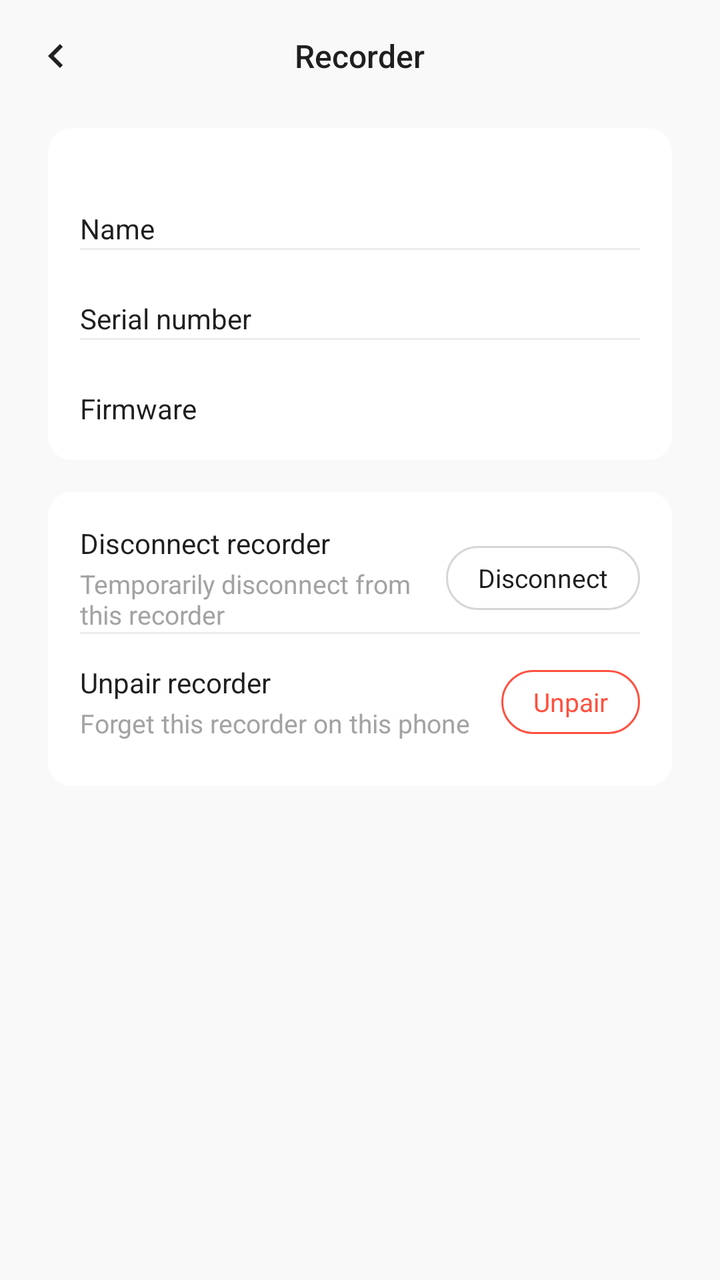
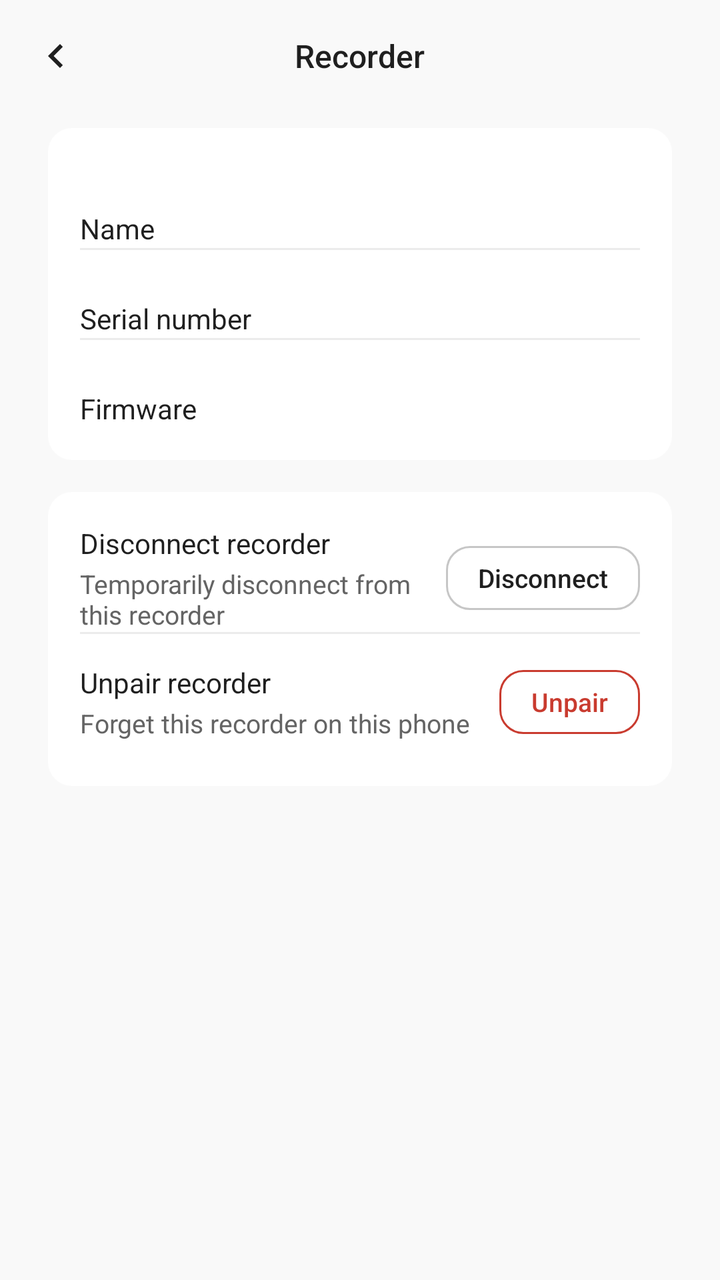

An Android layout rendered at two revisions. The XML below is the earlier revision; the diff shows what the commit changed to produce the second picture.
<!-- AndroidManifest.xml: application theme Theme.PlaudBridge -->
<!-- res/layout/activity_device_panel.xml -->
<?xml version="1.0" encoding="utf-8"?>
<LinearLayout xmlns:android="http://schemas.android.com/apk/res/android"
    xmlns:app="http://schemas.android.com/apk/res-auto"
    android:layout_width="match_parent"
    android:layout_height="match_parent"
    android:background="@color/bg_primary"
    android:orientation="vertical">

    
    <FrameLayout
        android:layout_width="match_parent"
        android:layout_height="56dp">

        <ImageButton
            android:id="@+id/backButton"
            android:layout_width="48dp"
            android:layout_height="48dp"
            android:layout_gravity="start|center_vertical"
            android:layout_marginStart="4dp"
            android:background="?attr/selectableItemBackgroundBorderless"
            android:contentDescription="@string/cd_back"
            android:src="@drawable/ic_chevron_left"
            android:tint="@color/text_primary" />

        <TextView
            android:layout_width="wrap_content"
            android:layout_height="wrap_content"
            android:layout_gravity="center"
            android:fontFamily="sans-serif-medium"
            android:id="@+id/panelTitle"
            android:text="@string/device"
            android:textColor="@color/text_primary"
            android:textSize="16sp" />
    </FrameLayout>

    <ScrollView
        android:layout_width="match_parent"
        android:layout_height="match_parent"
        android:scrollbars="none">

        <LinearLayout
            android:layout_width="match_parent"
            android:layout_height="wrap_content"
            android:orientation="vertical"
            android:paddingStart="24dp"
            android:paddingEnd="24dp"
            android:paddingTop="8dp">

            
            <LinearLayout
                android:layout_width="match_parent"
                android:layout_height="wrap_content"
                android:background="@drawable/bg_card"
                android:orientation="vertical"
                android:padding="16dp">

                
                <RelativeLayout
                    android:layout_width="match_parent"
                    android:layout_height="wrap_content"
                    android:minHeight="44dp"
                    android:gravity="center_vertical">

                    <TextView
                        android:layout_width="wrap_content"
                        android:layout_height="wrap_content"
                        android:layout_alignParentStart="true"
                        android:layout_centerVertical="true"
                        android:fontFamily="sans-serif"
                        android:text="@string/device_name"
                        android:textColor="@color/text_primary"
                        android:textSize="14sp" />

                    <TextView
                        android:id="@+id/deviceNameValue"
                        android:layout_width="wrap_content"
                        android:layout_height="wrap_content"
                        android:layout_alignParentEnd="true"
                        android:layout_centerVertical="true"
                        android:fontFamily="sans-serif"
                        android:textColor="@color/gray_medium"
                        android:textSize="14sp" />
                </RelativeLayout>

                <View
                    android:layout_width="match_parent"
                    android:layout_height="1dp"
                    android:background="@color/separator" />

                
                <RelativeLayout
                    android:layout_width="match_parent"
                    android:layout_height="wrap_content"
                    android:minHeight="44dp"
                    android:gravity="center_vertical">

                    <TextView
                        android:layout_width="wrap_content"
                        android:layout_height="wrap_content"
                        android:layout_alignParentStart="true"
                        android:layout_centerVertical="true"
                        android:fontFamily="sans-serif"
                        android:text="@string/serial_number"
                        android:textColor="@color/text_primary"
                        android:textSize="14sp" />

                    <TextView
                        android:id="@+id/deviceSnValue"
                        android:layout_width="wrap_content"
                        android:layout_height="wrap_content"
                        android:layout_alignParentEnd="true"
                        android:layout_centerVertical="true"
                        android:fontFamily="sans-serif"
                        android:textColor="@color/gray_medium"
                        android:textSize="14sp" />
                </RelativeLayout>

                <View
                    android:layout_width="match_parent"
                    android:layout_height="1dp"
                    android:background="@color/separator" />

                
                <RelativeLayout
                    android:layout_width="match_parent"
                    android:layout_height="wrap_content"
                    android:minHeight="44dp"
                    android:gravity="center_vertical">

                    <TextView
                        android:layout_width="wrap_content"
                        android:layout_height="wrap_content"
                        android:layout_alignParentStart="true"
                        android:layout_centerVertical="true"
                        android:fontFamily="sans-serif"
                        android:text="@string/firmware"
                        android:textColor="@color/text_primary"
                        android:textSize="14sp" />

                    <LinearLayout
                        android:layout_width="wrap_content"
                        android:layout_height="wrap_content"
                        android:layout_alignParentEnd="true"
                        android:layout_centerVertical="true"
                        android:gravity="center_vertical"
                        android:orientation="horizontal">

                        <TextView
                            android:id="@+id/firmwareValue"
                            android:layout_width="wrap_content"
                            android:layout_height="wrap_content"
                            android:fontFamily="sans-serif"
                            android:textColor="@color/gray_medium"
                            android:textSize="14sp" />

                        <Button
                            android:id="@+id/firmwareUpdateButton"
                            android:layout_width="wrap_content"
                            android:layout_height="28dp"
                            android:layout_marginStart="8dp"
                            android:background="@drawable/bg_primary_button"
                            android:insetTop="0dp"
                            android:insetBottom="0dp"
                            app:backgroundTint="@null"
                            android:fontFamily="sans-serif"
                            android:minWidth="0dp"
                            android:paddingStart="12dp"
                            android:paddingEnd="12dp"
                            android:text="@string/update"
                            android:textAllCaps="false"
                            android:textColor="@color/white"
                            android:textSize="12sp"
                            android:visibility="gone" />
                    </LinearLayout>
                </RelativeLayout>
            </LinearLayout>

            
            <LinearLayout
                android:layout_width="match_parent"
                android:layout_height="wrap_content"
                android:layout_marginTop="16dp"
                android:background="@drawable/bg_card"
                android:orientation="vertical"
                android:padding="16dp">

                
                <LinearLayout
                    android:id="@+id/disconnectRow"
                    android:layout_width="match_parent"
                    android:layout_height="wrap_content"
                    android:minHeight="52dp"
                    android:gravity="center_vertical"
                    android:orientation="horizontal">

                    <LinearLayout
                        android:layout_width="0dp"
                        android:layout_height="wrap_content"
                        android:layout_weight="1"
                        android:orientation="vertical">

                        <TextView
                            android:layout_width="wrap_content"
                            android:layout_height="wrap_content"
                            android:fontFamily="sans-serif"
                            android:text="@string/disconnect_device"
                            android:textColor="@color/text_primary"
                            android:textSize="14sp" />

                        <TextView
                            android:layout_width="wrap_content"
                            android:layout_height="wrap_content"
                            android:layout_marginTop="2dp"
                            android:fontFamily="sans-serif"
                            android:text="@string/disconnect_subtitle"
                            android:textColor="@color/text_secondary"
                            android:textSize="13sp" />
                    </LinearLayout>

                    <TextView
                        android:id="@+id/disconnectButton"
                        android:layout_width="wrap_content"
                        android:layout_height="32dp"
                        android:layout_marginStart="8dp"
                        android:background="@drawable/bg_pill_outline_gray"
                        android:fontFamily="sans-serif"
                        android:gravity="center"
                        android:paddingStart="16dp"
                        android:paddingEnd="16dp"
                        android:text="@string/disconnect"
                        android:textColor="@color/text_primary"
                        android:textSize="13sp" />
                </LinearLayout>

                <View
                    android:layout_width="match_parent"
                    android:layout_height="1dp"
                    android:background="@color/separator" />

                
                <LinearLayout
                    android:id="@+id/unpairRow"
                    android:layout_width="match_parent"
                    android:layout_height="wrap_content"
                    android:layout_marginTop="8dp"
                    android:minHeight="52dp"
                    android:gravity="center_vertical"
                    android:orientation="horizontal">

                    <LinearLayout
                        android:layout_width="0dp"
                        android:layout_height="wrap_content"
                        android:layout_weight="1"
                        android:orientation="vertical">

                        <TextView
                            android:layout_width="wrap_content"
                            android:layout_height="wrap_content"
                            android:fontFamily="sans-serif"
                            android:text="@string/unpair_device"
                            android:textColor="@color/text_primary"
                            android:textSize="14sp" />

                        <TextView
                            android:layout_width="wrap_content"
                            android:layout_height="wrap_content"
                            android:layout_marginTop="2dp"
                            android:fontFamily="sans-serif"
                            android:text="@string/unpair_subtitle"
                            android:textColor="@color/text_secondary"
                            android:textSize="13sp" />
                    </LinearLayout>

                    <TextView
                        android:id="@+id/unpairButton"
                        android:layout_width="wrap_content"
                        android:layout_height="32dp"
                        android:layout_marginStart="8dp"
                        android:background="@drawable/bg_pill_outline_red"
                        android:fontFamily="sans-serif"
                        android:gravity="center"
                        android:paddingStart="16dp"
                        android:paddingEnd="16dp"
                        android:text="@string/unpair"
                        android:textColor="@color/red"
                        android:textSize="13sp" />
                </LinearLayout>
            </LinearLayout>

        </LinearLayout>
    </ScrollView>
</LinearLayout>
<!-- resources referenced by this layout -->
<resources>
  <color name="bg_primary">#F9F9F9</color>
  <color name="gray_medium">#7A7A7A</color>
  <color name="red">#FF503F</color>
  <color name="separator">#EBEBEB</color>
  <color name="text_primary">#1F1F1F</color>
  <color name="text_secondary">#A3A3A3</color>
  <color name="white">#FFFFFF</color>
  <!-- drawable bg_card (drawable) -->
  <?xml version="1.0" encoding="utf-8"?>
  <shape xmlns:android="http://schemas.android.com/apk/res/android"
      android:shape="rectangle">
      <solid android:color="@color/white" />
      <corners android:radius="12dp" />
  </shape>
  <!-- drawable bg_pill_outline_gray (drawable) -->
  <?xml version="1.0" encoding="utf-8"?>
  <shape xmlns:android="http://schemas.android.com/apk/res/android" android:shape="rectangle">
      <solid android:color="@android:color/transparent" />
      <stroke android:width="1dp" android:color="#D6D6D6" />
      <corners android:radius="16dp" />
  </shape>
  <!-- drawable bg_pill_outline_red (drawable) -->
  <?xml version="1.0" encoding="utf-8"?>
  <shape xmlns:android="http://schemas.android.com/apk/res/android" android:shape="rectangle">
      <solid android:color="@android:color/transparent" />
      <stroke android:width="1dp" android:color="@color/red" />
      <corners android:radius="16dp" />
  </shape>
  <!-- drawable bg_primary_button (drawable) -->
  <?xml version="1.0" encoding="utf-8"?>
  <shape xmlns:android="http://schemas.android.com/apk/res/android"
      android:shape="rectangle">
      <solid android:color="@color/black" />
      <corners android:radius="12dp" />
  </shape>
  <style name="Theme.PlaudBridge" parent="Theme.MaterialComponents.Light.NoActionBar">
          <item name="colorPrimary">#1F1F1F</item>
          <item name="colorPrimaryVariant">#1F1F1F</item>
          <item name="colorOnPrimary">#FFFFFF</item>
          <item name="colorSecondary">#6CAE85</item>
          <item name="colorOnSecondary">#FFFFFF</item>
          <item name="android:windowBackground">@color/bg_primary</item>
          <item name="android:statusBarColor">@color/bg_primary</item>
          <item name="android:windowLightStatusBar">true</item>
          <item name="windowActionBar">false</item>
          <item name="windowNoTitle">true</item>
      </style>
  <color name="black">#000000</color>
  <!-- unchanged entries left out for length: 13 -->
</resources>

<!-- the commit's change to res/layout/activity_device_panel.xml (unified diff, before → after) -->
@@ -3,7 +3,7 @@
     xmlns:app="http://schemas.android.com/apk/res-auto"
     android:layout_width="match_parent"
     android:layout_height="match_parent"
-    android:background="@color/bg_primary"
+    android:background="?android:attr/colorBackground"
     android:orientation="vertical">
 
     
@@ -13,14 +13,11 @@
 
         <ImageButton
             android:id="@+id/backButton"
-            android:layout_width="48dp"
-            android:layout_height="48dp"
+            style="@style/Widget.PlaudBridge.IconButton"
             android:layout_gravity="start|center_vertical"
             android:layout_marginStart="4dp"
-            android:background="?attr/selectableItemBackgroundBorderless"
             android:contentDescription="@string/cd_back"
-            android:src="@drawable/ic_chevron_left"
-            android:tint="@color/text_primary" />
+            android:src="@drawable/ic_chevron_left" />
 
         <TextView
             android:layout_width="wrap_content"
@@ -29,7 +26,7 @@
             android:fontFamily="sans-serif-medium"
             android:id="@+id/panelTitle"
             android:text="@string/device"
-            android:textColor="@color/text_primary"
+            android:textColor="?attr/colorOnSurface"
             android:textSize="16sp" />
     </FrameLayout>
 
@@ -68,7 +65,7 @@
                         android:layout_centerVertical="true"
                         android:fontFamily="sans-serif"
                         android:text="@string/device_name"
-                        android:textColor="@color/text_primary"
+                        android:textColor="?attr/colorOnSurface"
                         android:textSize="14sp" />
 
                     <TextView
@@ -78,14 +75,14 @@
                         android:layout_alignParentEnd="true"
                         android:layout_centerVertical="true"
                         android:fontFamily="sans-serif"
-                        android:textColor="@color/gray_medium"
+                        android:textColor="?attr/colorOnSurfaceVariant"
                         android:textSize="14sp" />
                 </RelativeLayout>
 
                 <View
                     android:layout_width="match_parent"
                     android:layout_height="1dp"
-                    android:background="@color/separator" />
+                    android:background="?attr/pbColorDivider" />
 
                 
                 <RelativeLayout
@@ -101,7 +98,7 @@
                         android:layout_centerVertical="true"
                         android:fontFamily="sans-serif"
                         android:text="@string/serial_number"
-                        android:textColor="@color/text_primary"
+                        android:textColor="?attr/colorOnSurface"
                         android:textSize="14sp" />
 
                     <TextView
@@ -111,14 +108,14 @@
                         android:layout_alignParentEnd="true"
                         android:layout_centerVertical="true"
                         android:fontFamily="sans-serif"
-                        android:textColor="@color/gray_medium"
+                        android:textColor="?attr/colorOnSurfaceVariant"
                         android:textSize="14sp" />
                 </RelativeLayout>
 
                 <View
                     android:layout_width="match_parent"
                     android:layout_height="1dp"
-                    android:background="@color/separator" />
+                    android:background="?attr/pbColorDivider" />
 
                 
                 <RelativeLayout
@@ -134,7 +131,7 @@
                         android:layout_centerVertical="true"
                         android:fontFamily="sans-serif"
                         android:text="@string/firmware"
-                        android:textColor="@color/text_primary"
+                        android:textColor="?attr/colorOnSurface"
                         android:textSize="14sp" />
 
                     <LinearLayout
@@ -150,25 +147,19 @@
                             android:layout_width="wrap_content"
                             android:layout_height="wrap_content"
                             android:fontFamily="sans-serif"
-                            android:textColor="@color/gray_medium"
+                            android:textColor="?attr/colorOnSurfaceVariant"
                             android:textSize="14sp" />
 
-                        <Button
+                        <com.google.android.material.button.MaterialButton
                             android:id="@+id/firmwareUpdateButton"
+                            style="@style/Widget.PlaudBridge.Button.Small"
                             android:layout_width="wrap_content"
                             android:layout_height="28dp"
                             android:layout_marginStart="8dp"
-                            android:background="@drawable/bg_primary_button"
-                            android:insetTop="0dp"
-                            android:insetBottom="0dp"
-                            app:backgroundTint="@null"
-                            android:fontFamily="sans-serif"
-                            android:minWidth="0dp"
+                            android:minHeight="28dp"
                             android:paddingStart="12dp"
                             android:paddingEnd="12dp"
                             android:text="@string/update"
-                            android:textAllCaps="false"
-                            android:textColor="@color/white"
                             android:textSize="12sp"
                             android:visibility="gone" />
                     </LinearLayout>
@@ -204,7 +195,7 @@
                             android:layout_height="wrap_content"
                             android:fontFamily="sans-serif"
                             android:text="@string/disconnect_device"
-                            android:textColor="@color/text_primary"
+                            android:textColor="?attr/colorOnSurface"
                             android:textSize="14sp" />
 
                         <TextView
@@ -213,29 +204,23 @@
                             android:layout_marginTop="2dp"
                             android:fontFamily="sans-serif"
                             android:text="@string/disconnect_subtitle"
-                            android:textColor="@color/text_secondary"
+                            android:textColor="?attr/colorOnSurfaceVariant"
                             android:textSize="13sp" />
                     </LinearLayout>
 
-                    <TextView
+                    <com.google.android.material.button.MaterialButton
                         android:id="@+id/disconnectButton"
+                        style="@style/Widget.PlaudBridge.Button.Outlined.Small"
                         android:layout_width="wrap_content"
                         android:layout_height="32dp"
                         android:layout_marginStart="8dp"
-                        android:background="@drawable/bg_pill_outline_gray"
-                        android:fontFamily="sans-serif"
-                        android:gravity="center"
-                        android:paddingStart="16dp"
-                        android:paddingEnd="16dp"
-                        android:text="@string/disconnect"
-                        android:textColor="@color/text_primary"
-                        android:textSize="13sp" />
+                        android:text="@string/disconnect" />
                 </LinearLayout>
 
                 <View
                     android:layout_width="match_parent"
                     android:layout_height="1dp"
-                    android:background="@color/separator" />
+                    android:background="?attr/pbColorDivider" />
 
                 
                 <LinearLayout
@@ -258,7 +243,7 @@
                             android:layout_height="wrap_content"
                             android:fontFamily="sans-serif"
                             android:text="@string/unpair_device"
-                            android:textColor="@color/text_primary"
+                            android:textColor="?attr/colorOnSurface"
                             android:textSize="14sp" />
 
                         <TextView
@@ -267,22 +252,18 @@
                             android:layout_marginTop="2dp"
                             android:fontFamily="sans-serif"
                             android:text="@string/unpair_subtitle"
-                            android:textColor="@color/text_secondary"
+                            android:textColor="?attr/colorOnSurfaceVariant"
                             android:textSize="13sp" />
                     </LinearLayout>
 
-                    <TextView
+                    <com.google.android.material.button.MaterialButton
                         android:id="@+id/unpairButton"
+                        style="@style/Widget.PlaudBridge.Button.Outlined.Destructive"
                         android:layout_width="wrap_content"
                         android:layout_height="32dp"
                         android:layout_marginStart="8dp"
-                        android:background="@drawable/bg_pill_outline_red"
-                        android:fontFamily="sans-serif"
-                        android:gravity="center"
-                        android:paddingStart="16dp"
-                        android:paddingEnd="16dp"
+                        android:minHeight="32dp"
                         android:text="@string/unpair"
-                        android:textColor="@color/red"
                         android:textSize="13sp" />
                 </LinearLayout>
             </LinearLayout>
<!-- resource entries referenced after the edit -->
@@ -1,53 +1,147 @@
 <!-- resources referenced by this layout -->
 <resources>
-  <color name="bg_primary">#F9F9F9</color>
-  <color name="gray_medium">#7A7A7A</color>
-  <color name="red">#FF503F</color>
-  <color name="separator">#EBEBEB</color>
-  <color name="text_primary">#1F1F1F</color>
-  <color name="text_secondary">#A3A3A3</color>
-  <color name="white">#FFFFFF</color>
   <!-- drawable bg_card (drawable) -->
   <?xml version="1.0" encoding="utf-8"?>
   <shape xmlns:android="http://schemas.android.com/apk/res/android"
       android:shape="rectangle">
-      <solid android:color="@color/white" />
+      <solid android:color="?attr/colorSurface" />
       <corners android:radius="12dp" />
   </shape>
-  <!-- drawable bg_pill_outline_gray (drawable) -->
-  <?xml version="1.0" encoding="utf-8"?>
-  <shape xmlns:android="http://schemas.android.com/apk/res/android" android:shape="rectangle">
-      <solid android:color="@android:color/transparent" />
-      <stroke android:width="1dp" android:color="#D6D6D6" />
-      <corners android:radius="16dp" />
-  </shape>
-  <!-- drawable bg_pill_outline_red (drawable) -->
-  <?xml version="1.0" encoding="utf-8"?>
-  <shape xmlns:android="http://schemas.android.com/apk/res/android" android:shape="rectangle">
-      <solid android:color="@android:color/transparent" />
-      <stroke android:width="1dp" android:color="@color/red" />
-      <corners android:radius="16dp" />
-  </shape>
-  <!-- drawable bg_primary_button (drawable) -->
-  <?xml version="1.0" encoding="utf-8"?>
-  <shape xmlns:android="http://schemas.android.com/apk/res/android"
-      android:shape="rectangle">
-      <solid android:color="@color/black" />
-      <corners android:radius="12dp" />
-  </shape>
-  <style name="Theme.PlaudBridge" parent="Theme.MaterialComponents.Light.NoActionBar">
-          <item name="colorPrimary">#1F1F1F</item>
-          <item name="colorPrimaryVariant">#1F1F1F</item>
-          <item name="colorOnPrimary">#FFFFFF</item>
-          <item name="colorSecondary">#6CAE85</item>
-          <item name="colorOnSecondary">#FFFFFF</item>
-          <item name="android:windowBackground">@color/bg_primary</item>
-          <item name="android:statusBarColor">@color/bg_primary</item>
-          <item name="android:windowLightStatusBar">true</item>
+  <style name="Widget.PlaudBridge.Button.Outlined.Destructive">
+          <item name="android:textColor">?attr/colorError</item>
+          <item name="strokeColor">?attr/colorError</item>
+          <item name="iconTint">?attr/colorError</item>
+      </style>
+  <style name="Widget.PlaudBridge.Button.Outlined.Small">
+          <item name="android:minHeight">32dp</item>
+          <item name="android:textSize">13sp</item>
+      </style>
+  <style name="Widget.PlaudBridge.Button.Small">
+          <item name="android:minHeight">32dp</item>
+          <item name="android:textSize">13sp</item>
+      </style>
+  <style name="Widget.PlaudBridge.IconButton" parent="">
+          <item name="android:layout_width">48dp</item>
+          <item name="android:layout_height">48dp</item>
+          <item name="android:background">?attr/selectableItemBackgroundBorderless</item>
+          <item name="android:scaleType">center</item>
+          <item name="tint">?attr/colorOnSurface</item>
+      </style>
+  <style name="Theme.PlaudBridge" parent="Base.Theme.PlaudBridge" />
+  <style name="Base.Theme.PlaudBridge" parent="Theme.MaterialComponents.DayNight.NoActionBar">
+          <item name="colorPrimary">@color/pb_primary</item>
+          <item name="colorPrimaryVariant">@color/pb_primary</item>
+          <item name="colorOnPrimary">@color/pb_on_primary</item>
+          
+          <item name="colorSecondary">@color/pb_primary</item>
+          <item name="colorSecondaryVariant">@color/pb_primary</item>
+          <item name="colorOnSecondary">@color/pb_on_primary</item>
+          <item name="colorSurface">@color/pb_surface</item>
+          <item name="colorOnSurface">@color/pb_on_surface</item>
+          <item name="colorSurfaceVariant">@color/pb_surface_variant</item>
+          <item name="colorOnSurfaceVariant">@color/pb_on_surface_variant</item>
+          <item name="colorOutline">@color/pb_outline</item>
+          <item name="colorError">@color/pb_error</item>
+          <item name="colorOnError">@color/pb_on_primary</item>
+          <item name="android:colorBackground">@color/pb_background</item>
+          <item name="colorOnBackground">@color/pb_on_surface</item>
+          <item name="colorControlNormal">@color/pb_on_surface_variant</item>
+          <item name="android:textColorPrimary">@color/pb_on_surface</item>
+          <item name="android:textColorSecondary">@color/pb_on_surface_variant</item>
+          <item name="android:textColorHint">@color/pb_on_surface_variant</item>
+          <item name="android:textColorLink">@color/pb_on_surface</item>
+  
+          <item name="pbColorTextBody">@color/pb_text_body</item>
+          <item name="pbColorDivider">@color/pb_divider</item>
+          <item name="pbColorSuccess">@color/pb_success</item>
+          <item name="pbColorWarning">@color/pb_warning</item>
+          <item name="pbColorHighlightAccent">@color/pb_warning</item>
+          <item name="pbColorHighlightFlash">@color/pb_highlight_flash</item>
+          <item name="pbColorSelectionTint">@color/pb_selection_tint</item>
+  
+          <item name="android:windowBackground">@color/pb_background</item>
+          <item name="android:statusBarColor">@color/pb_background</item>
+          <item name="android:windowLightStatusBar">@bool/pb_light_system_bars</item>
           <item name="windowActionBar">false</item>
           <item name="windowNoTitle">true</item>
+  
+          <item name="materialButtonStyle">@style/Widget.PlaudBridge.Button</item>
+          <item name="materialButtonOutlinedStyle">@style/Widget.PlaudBridge.Button.Outlined</item>
+          <item name="materialAlertDialogTheme">@style/ThemeOverlay.PlaudBridge.Dialog</item>
+          <item name="alertDialogTheme">@style/ThemeOverlay.PlaudBridge.Dialog</item>
+          <item name="bottomSheetDialogTheme">@style/ThemeOverlay.PlaudBridge.BottomSheet</item>
       </style>
-  <color name="black">#000000</color>
+  <color name="pb_primary">#1F1F1F</color>
+  <color name="pb_on_primary">#FFFFFF</color>
+  <color name="pb_surface">#FFFFFF</color>
+  <color name="pb_on_surface">#1F1F1F</color>
+  <color name="pb_surface_variant">#EFEFEF</color>
+  <color name="pb_on_surface_variant">#646464</color>
+  <color name="pb_outline">#C6C6C6</color>
+  <color name="pb_error">#C93B2F</color>
+  <color name="pb_background">#F9F9F9</color>
+  <color name="pb_text_body">#3D3D3D</color>
+  <color name="pb_divider">#EBEBEB</color>
+  <color name="pb_success">#357A50</color>
+  <color name="pb_warning">#9E5C00</color>
+  <color name="pb_highlight_flash">#33FF9500</color>
+  <color name="pb_selection_tint">#1F3D3D3D</color>
+  <style name="Widget.PlaudBridge.Button" parent="Widget.MaterialComponents.Button.UnelevatedButton">
+          <item name="android:textAllCaps">false</item>
+          <item name="android:fontFamily">sans-serif-medium</item>
+          <item name="android:textSize">14sp</item>
+          <item name="android:letterSpacing">0</item>
+          <item name="android:insetTop">0dp</item>
+          <item name="android:insetBottom">0dp</item>
+          <item name="android:minWidth">0dp</item>
+          <item name="android:minHeight">36dp</item>
+          <item name="android:paddingStart">16dp</item>
+          <item name="android:paddingEnd">16dp</item>
+          <item name="android:textColor">@color/pb_button_filled_text</item>
+          <item name="backgroundTint">@color/pb_button_filled_bg</item>
+          <item name="rippleColor">@color/pb_button_filled_ripple</item>
+          <item name="cornerRadius">12dp</item>
+          <item name="iconTint">@color/pb_button_filled_text</item>
+      </style>
+  <style name="Widget.PlaudBridge.Button.Outlined" parent="Widget.MaterialComponents.Button.OutlinedButton">
+          <item name="android:textAllCaps">false</item>
+          <item name="android:fontFamily">sans-serif-medium</item>
+          <item name="android:textSize">14sp</item>
+          <item name="android:letterSpacing">0</item>
+          <item name="android:insetTop">0dp</item>
+          <item name="android:insetBottom">0dp</item>
+          <item name="android:minWidth">0dp</item>
+          <item name="android:minHeight">36dp</item>
+          <item name="android:paddingStart">16dp</item>
+          <item name="android:paddingEnd">16dp</item>
+          <item name="android:textColor">@color/pb_button_outlined_text</item>
+          <item name="backgroundTint">?attr/colorSurface</item>
+          <item name="strokeColor">@color/pb_button_outlined_stroke</item>
+          <item name="strokeWidth">1dp</item>
+          <item name="rippleColor">@color/pb_button_outlined_ripple</item>
+          <item name="cornerRadius">12dp</item>
+          <item name="iconTint">@color/pb_button_outlined_text</item>
+      </style>
+  <style name="ThemeOverlay.PlaudBridge.Dialog" parent="ThemeOverlay.MaterialComponents.MaterialAlertDialog">
+          <item name="colorPrimary">@color/pb_primary</item>
+          <item name="colorOnSurface">@color/pb_on_surface</item>
+          <item name="android:textColorPrimary">@color/pb_on_surface</item>
+          <item name="android:textColorSecondary">@color/pb_text_body</item>
+          <item name="android:textColorAlertDialogListItem">@color/pb_on_surface</item>
+          <item name="shapeAppearanceOverlay">@style/ShapeAppearanceOverlay.PlaudBridge.Dialog</item>
+      </style>
+  <style name="ThemeOverlay.PlaudBridge.BottomSheet" parent="ThemeOverlay.MaterialComponents.BottomSheetDialog">
+          <item name="bottomSheetStyle">@style/Widget.PlaudBridge.BottomSheet</item>
+          <item name="android:navigationBarColor">@color/pb_surface</item>
+      </style>
+  <style name="ShapeAppearanceOverlay.PlaudBridge.Dialog" parent="">
+          <item name="cornerFamily">rounded</item>
+          <item name="cornerSize">16dp</item>
+      </style>
+  <style name="Widget.PlaudBridge.BottomSheet" parent="Widget.MaterialComponents.BottomSheet.Modal">
+          <item name="android:background">@android:color/transparent</item>
+          <item name="backgroundTint">@android:color/transparent</item>
+      </style>
   <!-- unchanged entries left out for length: 13 -->
 </resources>
 
